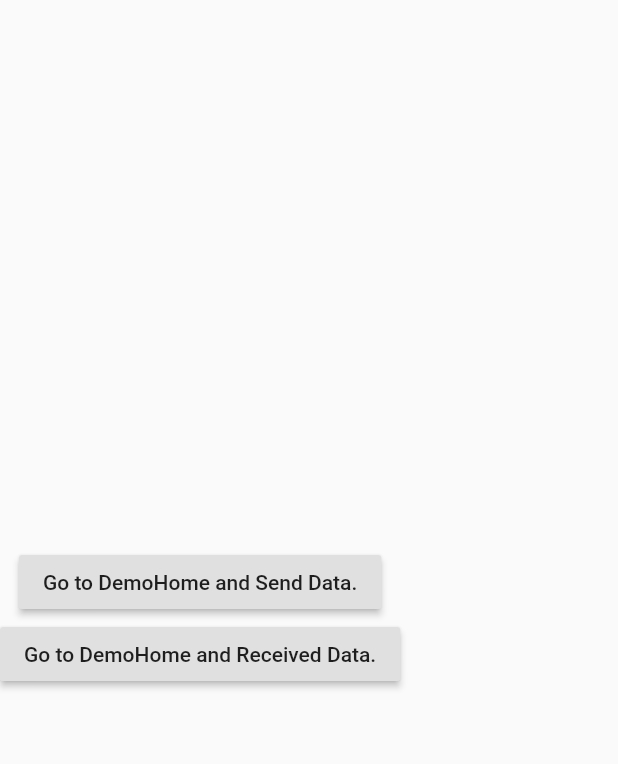
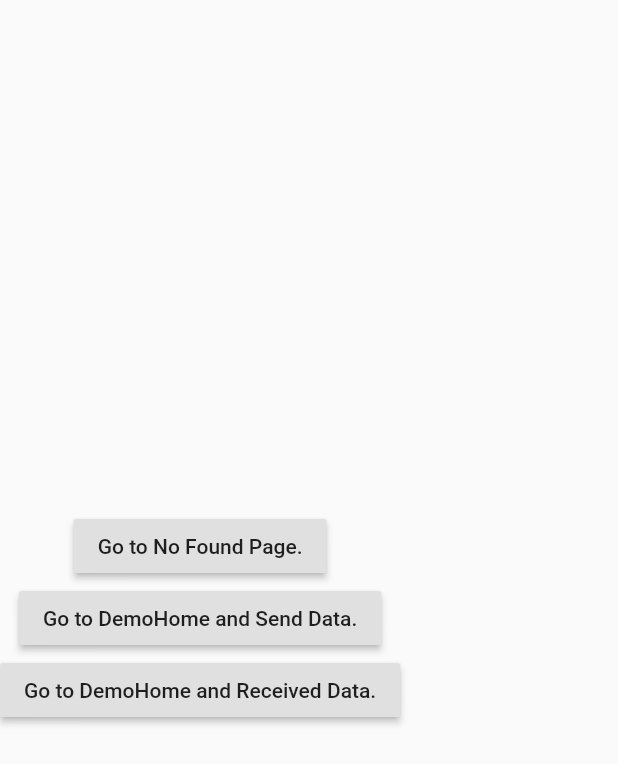
Before and after one commit to Guojx123/getX_flutter, a Flutter app: the NavigationDemo widget shown alone on an empty page, opened directly, on a phone screen of 412 x 824 dp. Shown: the top 764 px of the screen. Run offline on Flutter 3.47's test engine with Material 2 defaults, Android fonts, the phone set to English and light mode, and no system bars; our stand-ins replace get.

Commit message:
add NoPage Route

```diff
--- a/lib/main.dart
+++ b/lib/main.dart
@@ -3,6 +3,7 @@ import 'package:get/get.dart';
 import 'package:get/get_navigation/get_navigation.dart';
 import 'package:get_flutter/widget/next_screen.dart';
 import 'package:get_flutter/widget/some_value_page.dart';
+import 'package:get_flutter/widget/unknown_route_page.dart';
 
 import 'common/scroll__behavior.dart';
 import 'demo_list.dart';
@@ -45,6 +46,7 @@ class MyApp extends StatelessWidget {
               page: () => SomeValuePage(),
               transition: Transition.rightToLeft),
         ],
+        unknownRoute: GetPage(name: "/notFound",page: () => UnKnownRoutePage()),
         home: Scaffold(
           appBar: AppBar(
             backgroundColor: Colors.teal[200],
--- a/lib/widget/navigation_demo.dart
+++ b/lib/widget/navigation_demo.dart
@@ -1,6 +1,6 @@
 import 'package:flutter/material.dart';
 import 'package:get/get.dart';
-
+import 'unknown_route_page.dart';
 import 'demo_home.dart';
 
 class NavigationDemo extends StatelessWidget {
@@ -10,6 +10,13 @@ class NavigationDemo extends StatelessWidget {
       child: Column(
         mainAxisAlignment: MainAxisAlignment.center,
         children: [
+          RaisedButton(
+              onPressed: () => {
+                // Get.to(UnKnownRoutePage())
+                Get.toNamed('/noPage')
+              },
+            child: Text("Go to No Found Page."),
+          ),
           RaisedButton(
             onPressed: () => {
               Get.to(
```
Also changed, not shown: lib/widget/unknown_route_page.dart (added, +12 -0 lines).
